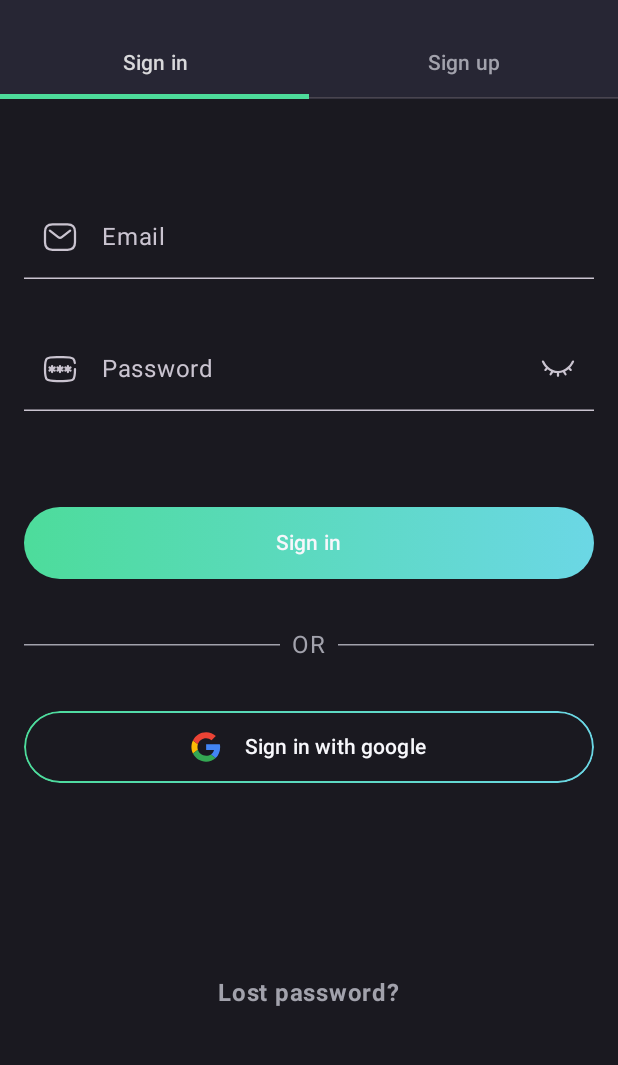
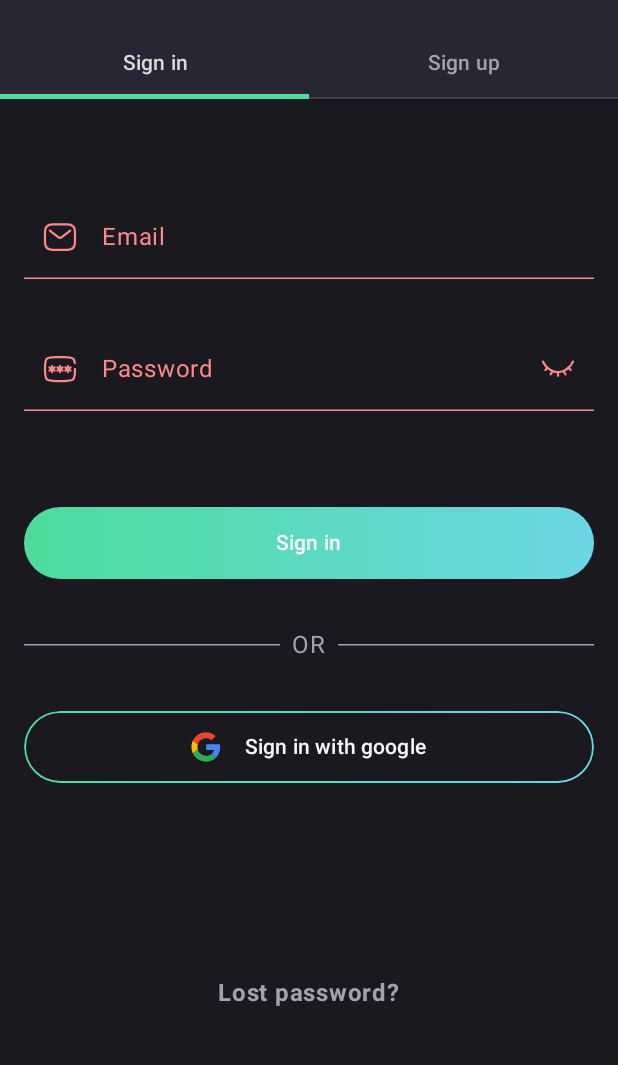
Before and after one commit to BRBXGIT/CalorieCounter, an Android app built with Jetpack Compose: the screen it shows after launch (MainActivity), after a tap on "Sign in", on a phone screen of 412 x 824 dp, the part 69-1134 px from its top. Run offline under Robolectric (Android 15) with nearby library versions, the phone set to English and light mode, and no system bars; our stand-ins replace Dagger/Hilt's generated code, Firebase (no records; nobody signed in at launch, a user with empty details on screens opened directly).

Commit message:
sign in screen ui fully ready

```diff
--- a/app/src/main/java/com/example/caloriecounter/auth/presentation/SignInContent.kt
+++ b/app/src/main/java/com/example/caloriecounter/auth/presentation/SignInContent.kt
@@ -1,5 +1,6 @@
 package com.example.caloriecounter.auth.presentation
 
+import androidx.compose.animation.AnimatedVisibility
 import androidx.compose.foundation.background
 import androidx.compose.foundation.border
 import androidx.compose.foundation.layout.Arrangement
@@ -22,6 +23,7 @@ import androidx.compose.material3.Text
 import androidx.compose.material3.TextField
 import androidx.compose.material3.TextFieldDefaults
 import androidx.compose.runtime.Composable
+import androidx.compose.runtime.LaunchedEffect
 import androidx.compose.runtime.getValue
 import androidx.compose.runtime.mutableStateOf
 import androidx.compose.runtime.rememberCoroutineScope
@@ -40,6 +42,9 @@ import androidx.compose.ui.unit.Dp
 import androidx.compose.ui.unit.dp
 import com.example.caloriecounter.R
 import kotlinx.coroutines.CoroutineScope
+import kotlinx.coroutines.Dispatchers
+import kotlinx.coroutines.delay
+import kotlinx.coroutines.launch
 
 @Composable
 fun SignInContent(
@@ -47,30 +52,44 @@ fun SignInContent(
     scope: CoroutineScope = rememberCoroutineScope(),
 ) {
     Column(
-        modifier = Modifier
-            .fillMaxSize()
-            .padding(start = 16.dp, end = 16.dp),
+        modifier = Modifier.fillMaxSize(),
         horizontalAlignment = Alignment.CenterHorizontally,
         verticalArrangement = Arrangement.spacedBy(32.dp),
     ) {
         var email by rememberSaveable { mutableStateOf("") }
         var password by rememberSaveable { mutableStateOf("") }
+
+        var emailError by rememberSaveable { mutableStateOf(false) }
+        var passwordError by rememberSaveable { mutableStateOf(false) }
+        var authenticationError by rememberSaveable { mutableStateOf(false) }
+
+        LaunchedEffect(key1 = emailError, key2 = passwordError) {
+            delay(3000)
+            emailError = false
+            passwordError = false
+        }
+
         TextField(
             value = email,
             onValueChange = { email = it },
             label = { Text(text = "Email") },
-            modifier = Modifier.fillMaxWidth(),
+            modifier = Modifier
+                .fillMaxWidth()
+                .padding(start = 16.dp, end = 16.dp),
             colors = TextFieldDefaults.colors(
                 focusedContainerColor = Color.Transparent,
                 unfocusedContainerColor = Color.Transparent,
                 focusedLeadingIconColor = MaterialTheme.colorScheme.primary,
+                errorContainerColor = Color.Transparent,
+                errorLeadingIconColor = MaterialTheme.colorScheme.error
             ),
             leadingIcon = {
                 Icon(
                     painter = painterResource(id = R.drawable.ic_email),
                     contentDescription = null
                 )
-            }
+            },
+            isError = emailError
         )
 
         var passwordVisible by rememberSaveable { mutableStateOf(false) }
@@ -78,12 +97,15 @@ fun SignInContent(
             value = password,
             onValueChange = { password = it },
             label = { Text(text = "Password") },
-            modifier = Modifier.fillMaxWidth(),
+            modifier = Modifier
+                .fillMaxWidth()
+                .padding(start = 16.dp, end = 16.dp),
             colors = TextFieldDefaults.colors(
                 focusedContainerColor = Color.Transparent,
                 unfocusedContainerColor = Color.Transparent,
                 focusedLeadingIconColor = MaterialTheme.colorScheme.primary,
-                focusedTrailingIconColor = MaterialTheme.colorScheme.primary
+                errorContainerColor = Color.Transparent,
+                errorLeadingIconColor = MaterialTheme.colorScheme.error
             ),
             leadingIcon = {
                 Icon(
@@ -91,6 +113,7 @@ fun SignInContent(
                     contentDescription = null
                 )
             },
+            isError = passwordError,
             trailingIcon = {
                 val icon = if(passwordVisible) {
                     R.drawable.ic_eye_open
@@ -115,9 +138,24 @@ fun SignInContent(
         Spacer(modifier = Modifier.height(0.dp))
 
         Button(
-            onClick = { /*TODO*/ },
+            onClick = {
+                scope.launch(Dispatchers.IO) {
+                    if(email.isBlank()) {
+                        emailError = true
+                    }
+                    if(password.isBlank()) {
+                        passwordError = true
+                    }
+                    if((!passwordError) && (!emailError)) {
+                        if(!authScreenVM.signIn(email, password)) {
+                            authenticationError = true
+                        }
+                    }
+                }
+            },
             modifier = Modifier
                 .fillMaxWidth()
+                .padding(start = 16.dp, end = 16.dp)
                 .height(48.dp)
                 .clip(RoundedCornerShape(100.dp))
                 .background(
@@ -138,7 +176,9 @@ fun SignInContent(
         }
 
         Row(
-            modifier = Modifier.fillMaxWidth(),
+            modifier = Modifier
+                .fillMaxWidth()
+                .padding(start = 16.dp, end = 16.dp),
             verticalAlignment = Alignment.CenterVertically,
             horizontalArrangement = Arrangement.spacedBy(8.dp)
         ) {
@@ -164,6 +204,7 @@ fun SignInContent(
             shape = RoundedCornerShape(100.dp),
             modifier = Modifier
                 .fillMaxWidth()
+                .padding(start = 16.dp, end = 16.dp)
                 .height(48.dp)
                 .clip(RoundedCornerShape(100.dp))
                 .background(Color.Transparent)
@@ -204,5 +245,13 @@ fun SignInContent(
             text = "Lost password?",
             fontWeight = FontWeight.Bold
         )
+
+        Spacer(modifier = Modifier.weight(1f))
+
+        AnimatedVisibility(visible = authenticationError) {
+            ErrorMessage(
+                onTimeEnds = { authenticationError = false }
+            )
+        }
     }
 }
```
